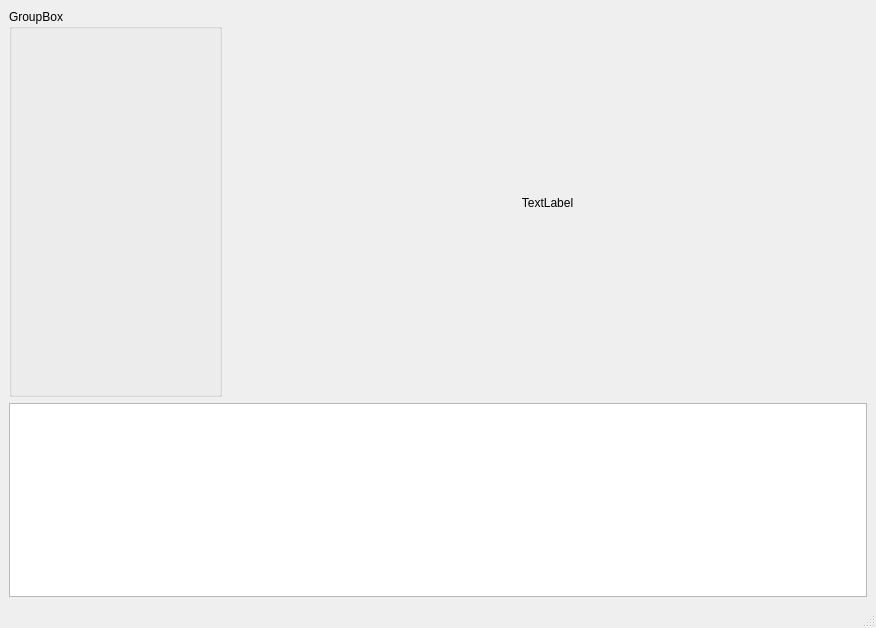
This is gui_eod.ui in Extended-Object-Detection-ROS/qt_gui_eod as Qt 5 draws it before an edit. The edited form follows.
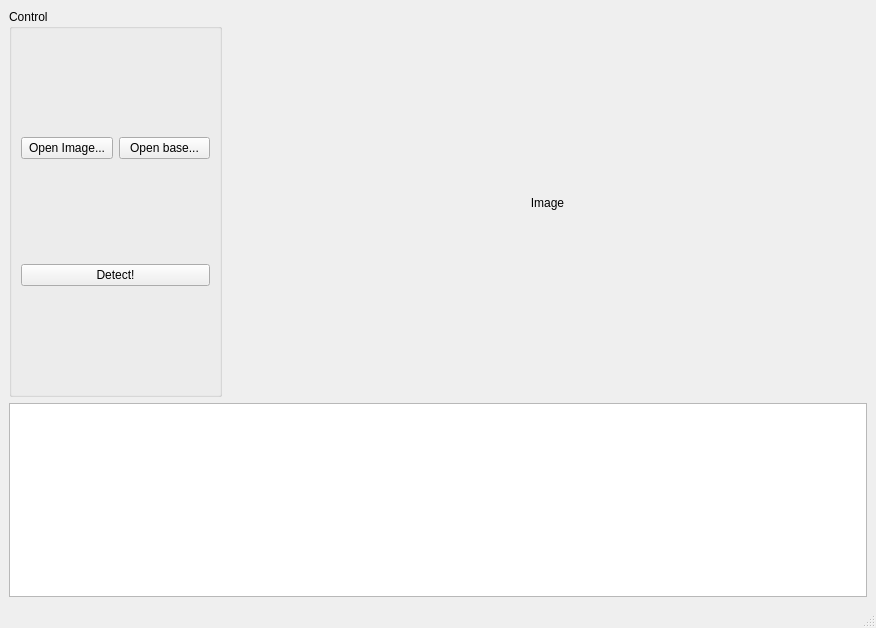
This is the edited form.

Commit message: eod compiles, tested buttons for file and base loading

What changed in the file:
```diff
--- a/gui_eod.ui
+++ b/gui_eod.ui
@@ -18,14 +18,37 @@
     <item row="0" column="0">
      <widget class="QGroupBox" name="gb_control">
       <property name="title">
-       <string>GroupBox</string>
+       <string>Control</string>
       </property>
+      <layout class="QGridLayout" name="gridLayout_2" columnstretch="1,1">
+       <item row="0" column="0">
+        <widget class="QPushButton" name="pb_openImage">
+         <property name="text">
+          <string>Open Image...</string>
+         </property>
+        </widget>
+       </item>
+       <item row="0" column="1">
+        <widget class="QPushButton" name="pb_openBase">
+         <property name="text">
+          <string>Open base...</string>
+         </property>
+        </widget>
+       </item>
+       <item row="1" column="0" colspan="2">
+        <widget class="QPushButton" name="pb_detect">
+         <property name="text">
+          <string>Detect!</string>
+         </property>
+        </widget>
+       </item>
+      </layout>
      </widget>
     </item>
     <item row="0" column="1" colspan="2">
      <widget class="QLabel" name="l_image">
       <property name="text">
-       <string>TextLabel</string>
+       <string>Image</string>
       </property>
       <property name="alignment">
        <set>Qt::AlignCenter</set>
```
The commit also changes 2 other files.
